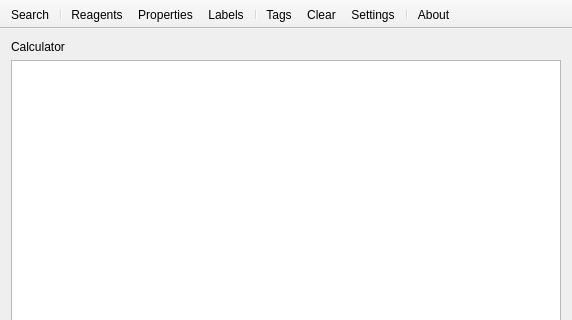
Before: the Qt Designer form mainwindow.ui in FrankMamuda/fumingcube, drawn with Qt 5; both pictures show x 0 to 572 and y 0 to 320 of the 572 by 550 pixel window.
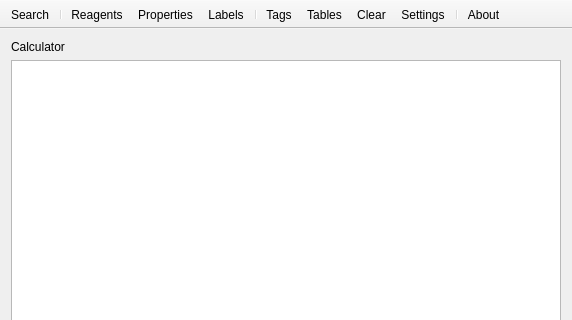
After: the same form once the commit is applied. Icons and pictures are not drawn. Custom widgets are drawn as their Qt base class.

Commit message: alpha implementation of property tables

Diff of the .ui file:
```diff
--- a/mainwindow.ui
+++ b/mainwindow.ui
@@ -92,6 +92,7 @@
    <addaction name="actionLabels"/>
    <addaction name="separator"/>
    <addaction name="actionTags"/>
+   <addaction name="actionTables"/>
    <addaction name="actionClear"/>
    <addaction name="actionSettings"/>
    <addaction name="separator"/>
@@ -190,6 +191,11 @@
     <string>Ctrl+Shift+F</string>
    </property>
   </action>
+  <action name="actionTables">
+   <property name="text">
+    <string>Tables</string>
+   </property>
+  </action>
  </widget>
  <layoutdefault spacing="6" margin="11"/>
  <customwidgets>
```
The commit also changes 16 other files.
